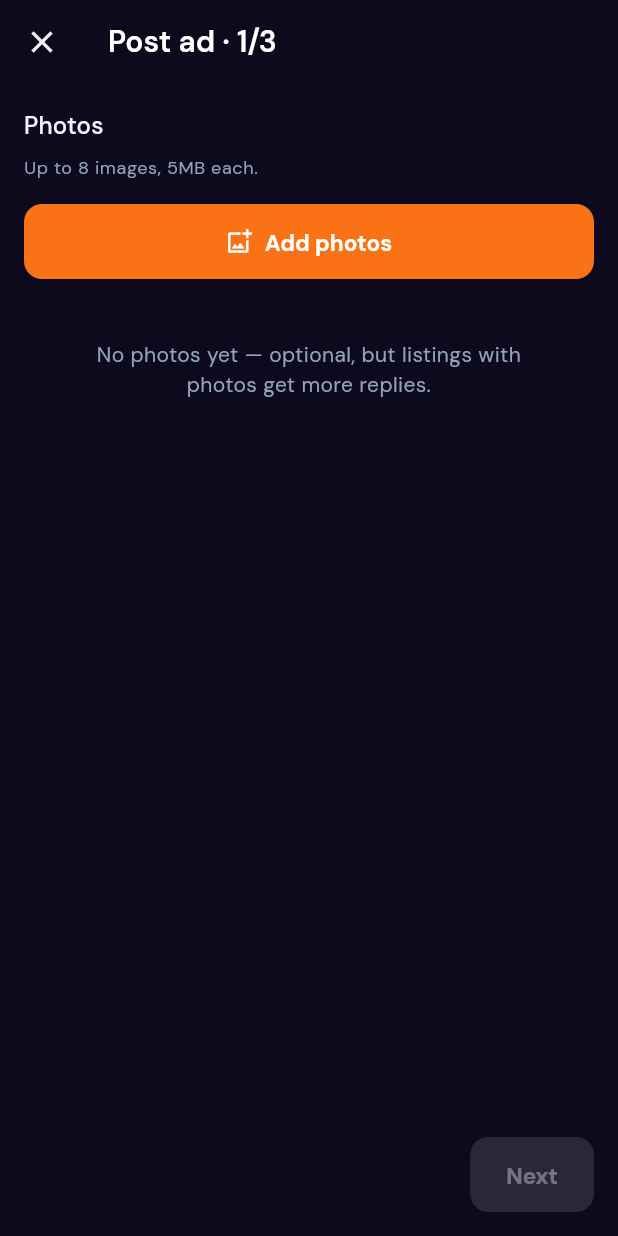
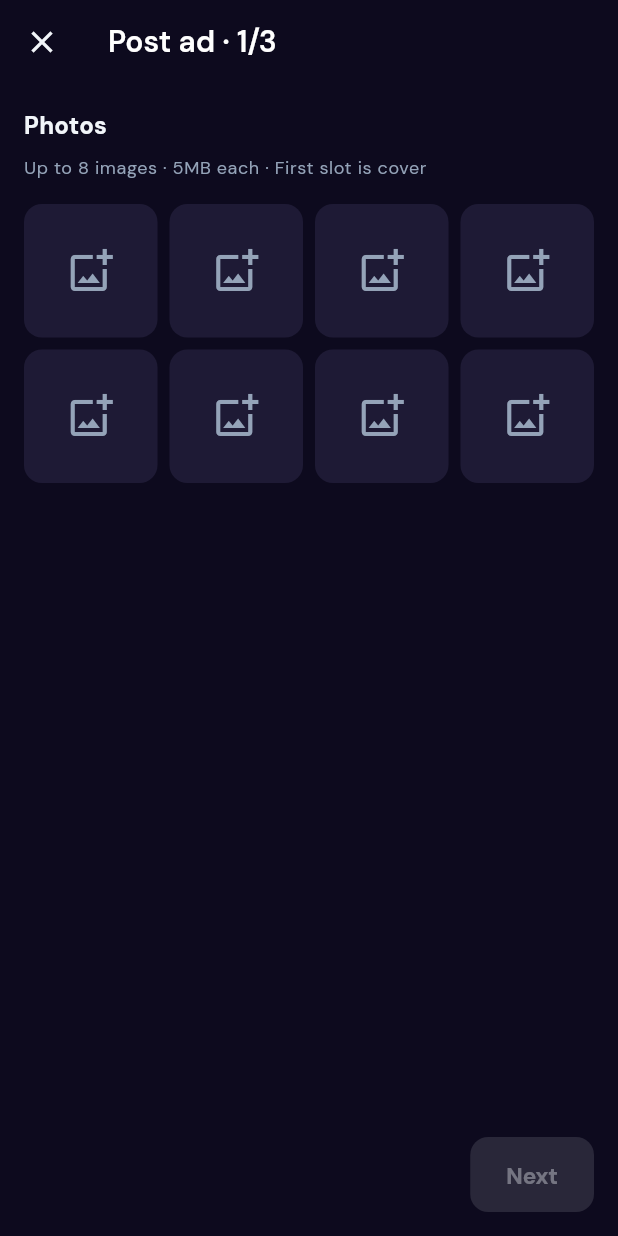
Before and after one commit to pmochoki/Nuvelo, a Flutter app: the PostAdScreen screen opened by its route, swiped to page 2, on a phone screen of 412 x 824 dp. Run offline on Flutter 3.47's test engine with Material 3 defaults, Android fonts, the phone set to English and light mode, and no system bars; our stand-ins replace cached_network_image, fl_chart, flutter_dotenv, flutter_svg, go_router, google_fonts and 7 more; missing offline and left inert: realtime_client; accounts and stored records are empty.

Commit message:
fix(mobile): post ad step 2 — 8-slot photos, Supabase uploads, permissions
- Add post_photos_screen with tappable slots, gallery/camera, cover label,
  5MB cap, per-slot upload progress, retry on failure
- Storage path listings/{folderTs}-{userId}/… via uploadListingPhoto(XFile)
- Wire createListing payload images from pre-uploaded URLs; block Next while uploading
- Add permission_handler + path; regenerate Windows plugin registrants

Made-with: Cursor

```diff
--- a/mobile/lib/screens/post/post_ad_screen.dart
+++ b/mobile/lib/screens/post/post_ad_screen.dart
@@ -1,19 +1,16 @@
-import 'dart:typed_data';
-
 import 'package:flutter/cupertino.dart';
 import 'package:flutter/material.dart';
 import 'package:go_router/go_router.dart';
-import 'package:image_picker/image_picker.dart';
 import 'package:nuvelo_marketplace/l10n/app_localizations.dart';
 
 import '../../core/constants.dart';
 import '../../core/supabase_client.dart';
 import '../../core/theme.dart';
 import '../../services/listings_service.dart';
-import '../../services/storage_service.dart';
 import '../../widgets/category_chip.dart';
 import '../../widgets/empty_state.dart';
 import '../../widgets/nuvelo_screen.dart';
+import 'post_photos_screen.dart';
 
 class PostAdScreen extends StatefulWidget {
   const PostAdScreen({super.key});
@@ -34,13 +31,20 @@ class _PostAdScreenState extends State<PostAdScreen> {
   String _location = 'Budapest';
   String _condition = 'used';
   final _svc = ListingsService();
-  final _picker = ImagePicker();
   bool _submitting = false;
 
   DateTime _availabilityDate = DateTime.now();
   Duration _contactTime = const Duration(hours: 9, minutes: 0);
 
-  final List<Uint8List> _imageBytes = [];
+  /// Folder segment for Supabase path `listings/{ts}-{userId}/…`.
+  String _listingPhotoFolderTs =
+      DateTime.now().millisecondsSinceEpoch.toString();
+
+  /// Bumps to reset [PostPhotosScreen] state after “Post another”.
+  int _photoSession = 0;
+
+  List<String> _photoUrls = [];
+  bool _photosUploading = false;
 
   @override
   void dispose() {
@@ -130,19 +134,6 @@ class _PostAdScreenState extends State<PostAdScreen> {
     );
   }
 
-  Future<void> _pickPhotos() async {
-    final files = await _picker.pickMultiImage(imageQuality: 85);
-    for (final x in files) {
-      final b = await x.readAsBytes();
-      if (b.length > 5 * 1024 * 1024) continue;
-      setState(() => _imageBytes.add(b));
-    }
-  }
-
-  void _removePhoto(int i) {
-    setState(() => _imageBytes.removeAt(i));
-  }
-
   Future<void> _submit(AppLocalizations L) async {
     final uid = supabase.auth.currentUser?.id;
     if (uid == null) return;
@@ -158,26 +149,14 @@ class _PostAdScreenState extends State<PostAdScreen> {
         'currency': 'HUF',
         'condition': _condition,
         'location': _location,
-        'images': <String>[],
+        'images': _photoUrls,
         'categoryFields': <String, dynamic>{
           'availabilityDate': _availabilityDate.toIso8601String(),
           'preferredContactMinutes':
               _contactTime.inMinutes.remainder(1440).toString(),
         },
       };
-      final id = await _svc.createListing(payload, userId: uid);
-      final urls = <String>[];
-      for (var i = 0; i < _imageBytes.length; i++) {
-        final url = await StorageService().uploadListingPhoto(
-          listingId: id,
-          filename: 'photo_$i.jpg',
-          bytes: _imageBytes[i],
-        );
-        urls.add(url);
-      }
-      if (urls.isNotEmpty && id.isNotEmpty) {
-        await _svc.updateListing(id, {'images': urls});
-      }
+      await _svc.createListing(payload, userId: uid);
       if (!mounted) return;
       showDialog<void>(
         context: context,
@@ -204,7 +183,10 @@ class _PostAdScreenState extends State<PostAdScreen> {
                   _title.clear();
                   _description.clear();
                   _price.clear();
-                  _imageBytes.clear();
+                  _photoUrls = [];
+                  _listingPhotoFolderTs =
+                      DateTime.now().millisecondsSinceEpoch.toString();
+                  _photoSession++;
                 });
                 _page.jumpToPage(0);
               },
@@ -286,7 +268,8 @@ class _PostAdScreenState extends State<PostAdScreen> {
                     ),
                     TextField(
                       controller: _description,
-                      decoration: const InputDecoration(labelText: 'Description'),
+                      decoration:
+                          const InputDecoration(labelText: 'Description'),
                       maxLines: 6,
                     ),
                     SwitchListTile(
@@ -308,7 +291,8 @@ class _PostAdScreenState extends State<PostAdScreen> {
                           .map((e) =>
                               DropdownMenuItem(value: e, child: Text(e)))
                           .toList(),
-                      onChanged: (v) => setState(() => _location = v ?? _location),
+                      onChanged: (v) =>
+                          setState(() => _location = v ?? _location),
                     ),
                     DropdownButtonFormField<String>(
                       initialValue: _condition,
@@ -342,70 +326,15 @@ class _PostAdScreenState extends State<PostAdScreen> {
                 ListView(
                   padding: const EdgeInsets.all(16),
                   children: [
-                    Text(
-                      'Photos',
-                      style: Theme.of(context).textTheme.titleMedium,
+                    PostPhotosScreen(
+                      key: ValueKey(_photoSession),
+                      userId: uid,
+                      folderTimestamp: _listingPhotoFolderTs,
+                      onUrlsChanged: (urls) =>
+                          setState(() => _photoUrls = urls),
+                      onUploadingChanged: (busy) =>
+                          setState(() => _photosUploading = busy),
                     ),
-                    const SizedBox(height: 8),
-                    Text(
-                      'Up to 8 images, 5MB each.',
-                      style: Theme.of(context).textTheme.bodySmall?.copyWith(
-                            color: NuveloColors.textMuted,
-                          ),
-                    ),
-                    const SizedBox(height: 16),
-                    FilledButton.icon(
-                      onPressed: _pickPhotos,
-                      icon: const Icon(Icons.add_photo_alternate_outlined),
-                      label: const Text('Add photos'),
-                    ),
-                    const SizedBox(height: 16),
-                    if (_imageBytes.isEmpty)
-                      Padding(
-                        padding: const EdgeInsets.all(24),
-                        child: Text(
-                          'No photos yet — optional, but listings with photos get more replies.',
-                          textAlign: TextAlign.center,
-                          style: Theme.of(context).textTheme.bodyMedium?.copyWith(
-                                color: NuveloColors.textMuted,
-                              ),
-                        ),
-                      )
-                    else
-                      GridView.builder(
-                        shrinkWrap: true,
-                        physics: const NeverScrollableScrollPhysics(),
-                        gridDelegate:
-                            const SliverGridDelegateWithFixedCrossAxisCount(
-                          crossAxisCount: 3,
-                          crossAxisSpacing: 8,
-                          mainAxisSpacing: 8,
-                        ),
-                        itemCount: _imageBytes.length,
-                        itemBuilder: (context, i) {
-                          return Stack(
-                            fit: StackFit.expand,
-                            children: [
-                              ClipRRect(
-                                borderRadius: BorderRadius.circular(10),
-                                child: Image.memory(
-                                  _imageBytes[i],
-                                  fit: BoxFit.cover,
-                                ),
-                              ),
-                              Positioned(
-                                top: 4,
-                                right: 4,
-                                child: IconButton.filledTonal(
-                                  iconSize: 20,
-                                  onPressed: () => _removePhoto(i),
-                                  icon: const Icon(Icons.close),
-                                ),
-                              ),
-                            ],
-                          );
-                        },
-                      ),
                   ],
                 ),
                 ListView(
@@ -418,8 +347,33 @@ class _PostAdScreenState extends State<PostAdScreen> {
                     const SizedBox(height: 8),
                     Text(_description.text),
                     const SizedBox(height: 16),
+                    if (_photoUrls.isNotEmpty)
+                      SizedBox(
+                        height: 96,
+                        child: ListView.separated(
+                          scrollDirection: Axis.horizontal,
+                          itemCount: _photoUrls.length,
+                          separatorBuilder: (_, __) =>
+                              const SizedBox(width: 8),
+                          itemBuilder: (context, i) {
+                            return ClipRRect(
+                              borderRadius: BorderRadius.circular(10),
+                              child: AspectRatio(
+                                aspectRatio: 1,
+                                child: Image.network(
+                                  _photoUrls[i],
+                                  fit: BoxFit.cover,
+                                  errorBuilder: (_, __, ___) =>
+                                      ColoredBox(color: NuveloColors.deepCard),
+                                ),
+                              ),
+                            );
+                          },
+                        ),
+                      ),
+                    if (_photoUrls.isNotEmpty) const SizedBox(height: 12),
                     Text(
-                      '${_imageBytes.length} photo(s) · ${_availabilityDate.toIso8601String().split('T').first}',
+                      '${_photoUrls.length} photo(s) · ${_availabilityDate.toIso8601String().split('T').first}',
                       style: Theme.of(context).textTheme.bodySmall?.copyWith(
                             color: NuveloColors.textMuted,
                           ),
@@ -453,7 +407,7 @@ class _PostAdScreenState extends State<PostAdScreen> {
                 const Spacer(),
                 if (_step < 2)
                   FilledButton(
-                    onPressed: !_validStep0 && _step == 0
+                    onPressed: !_canGoNext()
                         ? null
                         : () {
                             _page.nextPage(
@@ -471,4 +425,10 @@ class _PostAdScreenState extends State<PostAdScreen> {
       ),
     );
   }
+
+  bool _canGoNext() {
+    if (_step == 0) return _validStep0;
+    if (_step == 1) return !_photosUploading;
+    return true;
+  }
 }
--- /dev/null
+++ b/mobile/lib/screens/post/post_photos_screen.dart
@@ -0,0 +1,297 @@
+import 'dart:typed_data';
+
+import 'package:flutter/material.dart';
+import 'package:image_picker/image_picker.dart';
+import 'package:permission_handler/permission_handler.dart';
+
+import '../../core/theme.dart';
+import '../../services/storage_service.dart';
+
+/// Eight fixed slots for listing photos: slot 0 is cover. Max 8 images, 5MB each.
+/// Uploads to Supabase `listings-images` under `listings/{timestamp}-{userId}/…`.
+class PostPhotosScreen extends StatefulWidget {
+  const PostPhotosScreen({
+    super.key,
+    required this.userId,
+    required this.folderTimestamp,
+    required this.onUrlsChanged,
+    this.onUploadingChanged,
+  });
+
+  final String userId;
+  /// Single session folder key (e.g. milliseconds since epoch) for all uploads.
+  final String folderTimestamp;
+  final ValueChanged<List<String>> onUrlsChanged;
+  final ValueChanged<bool>? onUploadingChanged;
+
+  @override
+  State<PostPhotosScreen> createState() => _PostPhotosScreenState();
+}
+
+class _Slot {
+  Uint8List? preview;
+  String? url;
+  bool uploading = false;
+  bool error = false;
+}
+
+class _PostPhotosScreenState extends State<PostPhotosScreen> {
+  final ImagePicker _picker = ImagePicker();
+  final StorageService _storage = StorageService();
+  final List<_Slot> _slots = List.generate(8, (_) => _Slot());
+
+  List<String> get _urls =>
+      _slots.map((s) => s.url).whereType<String>().toList();
+
+  void _notifyUrls() {
+    widget.onUrlsChanged(_urls);
+  }
+
+  void _notifyUploading() {
+    final busy = _slots.any((s) => s.uploading);
+    widget.onUploadingChanged?.call(busy);
+  }
+
+  Future<bool> _ensurePermissions(ImageSource source) async {
+    if (source == ImageSource.camera) {
+      final s = await Permission.camera.request();
+      if (!s.isGranted) {
+        if (mounted) {
+          ScaffoldMessenger.of(context).showSnackBar(
+            const SnackBar(content: Text('Camera permission is required')),
+          );
+        }
+        return false;
+      }
+      return true;
+    }
+    final photos = await Permission.photos.request();
+    if (photos.isGranted) return true;
+    final storage = await Permission.storage.request();
+    if (storage.isGranted) return true;
+    if (mounted) {
+      ScaffoldMessenger.of(context).showSnackBar(
+        const SnackBar(
+          content: Text('Photo library permission is required'),
+        ),
+      );
+    }
+    return false;
+  }
+
+  Future<void> _pickForSlot(int index, ImageSource source) async {
+    if (!await _ensurePermissions(source)) return;
+
+    final x = await _picker.pickImage(
+      source: source,
+      imageQuality: 85,
+      maxWidth: 4096,
+      maxHeight: 4096,
+    );
+    if (x == null) return;
+
+    final bytes = await x.readAsBytes();
+    if (bytes.length > 5 * 1024 * 1024) {
+      if (mounted) {
+        ScaffoldMessenger.of(context).showSnackBar(
+          const SnackBar(content: Text('Image must be 5MB or smaller')),
+        );
+      }
+      return;
+    }
+
+    setState(() {
+      _slots[index].preview = bytes;
+      _slots[index].error = false;
+      _slots[index].uploading = true;
+      _slots[index].url = null;
+    });
+    _notifyUploading();
+
+    try {
+      final url = await _storage.uploadListingPhoto(
+        file: x,
+        userId: widget.userId,
+        folderTimestamp: widget.folderTimestamp,
+      );
+      if (!mounted) return;
+      setState(() {
+        _slots[index].url = url;
+        _slots[index].uploading = false;
+      });
+      _notifyUrls();
+    } catch (e) {
+      if (!mounted) return;
+      setState(() {
+        _slots[index].uploading = false;
+        _slots[index].error = true;
+        _slots[index].preview = null;
+        _slots[index].url = null;
+      });
+      ScaffoldMessenger.of(context).showSnackBar(
+        SnackBar(content: Text('Upload failed — tap slot to retry')),
+      );
+      _notifyUrls();
+    } finally {
+      _notifyUploading();
+    }
+  }
+
+  Future<void> _openSlotPicker(int index) async {
+    final choice = await showModalBottomSheet<ImageSource>(
+      context: context,
+      backgroundColor: NuveloColors.cardBg,
+      builder: (ctx) => SafeArea(
+        child: Column(
+          mainAxisSize: MainAxisSize.min,
+          children: [
+            ListTile(
+              leading: const Icon(Icons.photo_library_outlined),
+              title: const Text('Gallery'),
+              onTap: () => Navigator.pop(ctx, ImageSource.gallery),
+            ),
+            ListTile(
+              leading: const Icon(Icons.photo_camera_outlined),
+              title: const Text('Camera'),
+              onTap: () => Navigator.pop(ctx, ImageSource.camera),
+            ),
+          ],
+        ),
+      ),
+    );
+    if (choice != null) await _pickForSlot(index, choice);
+  }
+
+  void _clearSlot(int index) {
+    setState(() {
+      _slots[index] = _Slot();
+    });
+    _notifyUrls();
+  }
+
+  @override
+  void initState() {
+    super.initState();
+    WidgetsBinding.instance.addPostFrameCallback((_) {
+      _notifyUrls();
+      _notifyUploading();
+    });
+  }
+
+  @override
+  Widget build(BuildContext context) {
+    return Column(
+      crossAxisAlignment: CrossAxisAlignment.stretch,
+      children: [
+        Text(
+          'Photos',
+          style: Theme.of(context).textTheme.titleMedium?.copyWith(
+                fontWeight: FontWeight.w800,
+              ),
+        ),
+        const SizedBox(height: 8),
+        Text(
+          'Up to 8 images · 5MB each · First slot is cover',
+          style: Theme.of(context).textTheme.bodySmall?.copyWith(
+                color: NuveloColors.textMuted,
+              ),
+        ),
+        const SizedBox(height: 16),
+        GridView.builder(
+          shrinkWrap: true,
+          physics: const NeverScrollableScrollPhysics(),
+          itemCount: 8,
+          gridDelegate: const SliverGridDelegateWithFixedCrossAxisCount(
+            crossAxisCount: 4,
+            crossAxisSpacing: 8,
+            mainAxisSpacing: 8,
+            childAspectRatio: 1,
+          ),
+          itemBuilder: (context, index) {
+            final s = _slots[index];
+            return Material(
+              color: NuveloColors.deepCard,
+              borderRadius: BorderRadius.circular(12),
+              clipBehavior: Clip.antiAlias,
+              child: InkWell(
+                onTap: s.uploading ? null : () => _openSlotPicker(index),
+                child: Stack(
+                  fit: StackFit.expand,
+                  children: [
+                    if (s.preview != null && s.preview!.isNotEmpty)
+                      Image.memory(
+                        s.preview!,
+                        fit: BoxFit.cover,
+                      )
+                    else if (s.error)
+                      Center(
+                        child: Icon(
+                          Icons.refresh,
+                          color: NuveloColors.primaryOrange,
+                          size: 36,
+                        ),
+                      )
+                    else
+                      Icon(
+                        Icons.add_photo_alternate_outlined,
+                        color: NuveloColors.textMuted,
+                        size: 32,
+                      ),
+                    if (index == 0 &&
+                        ((s.preview != null && s.preview!.isNotEmpty) ||
+                            s.url != null))
+                      Positioned(
+                        left: 6,
+                        top: 6,
+                        child: Container(
+                          padding: const EdgeInsets.symmetric(
+                              horizontal: 6, vertical: 2),
+                          decoration: BoxDecoration(
+                            color: NuveloColors.primaryOrange,
+                            borderRadius: BorderRadius.circular(6),
+                          ),
+                          child: Text(
+                            'Cover',
+                            style: Theme.of(context).textTheme.labelSmall?.copyWith(
+                                  color: Colors.white,
+                                  fontWeight: FontWeight.w700,
+                                ),
+                          ),
+                        ),
+                      ),
+                    if (s.uploading)
+                      Container(
+                        color: NuveloColors.darkNavy.withValues(alpha: 0.55),
+                        child: const Center(
+                          child: SizedBox(
+                            height: 32,
+                            width: 32,
+                            child: CircularProgressIndicator(strokeWidth: 2),
+                          ),
+                        ),
+                      ),
+                    if (s.preview != null && !s.uploading && s.url != null)
+                      Positioned(
+                        top: 4,
+                        right: 4,
+                        child: IconButton(
+                          visualDensity: VisualDensity.compact,
+                          style: IconButton.styleFrom(
+                            backgroundColor:
+                                NuveloColors.darkNavy.withValues(alpha: 0.75),
+                          ),
+                          iconSize: 18,
+                          icon: const Icon(Icons.close, color: Colors.white),
+                          onPressed: () => _clearSlot(index),
+                        ),
+                      ),
+                  ],
+                ),
+              ),
+            );
+          },
+        ),
+      ],
+    );
+  }
+}
--- a/mobile/pubspec.yaml
+++ b/mobile/pubspec.yaml
@@ -30,6 +30,8 @@ dependencies:
   fl_chart: ^0.69.0
   collection: ^1.18.0
   provider: ^6.1.2
+  permission_handler: ^11.3.1
+  path: ^1.9.0
 
 dev_dependencies:
   flutter_test:
```
Also changed, not shown: mobile/lib/services/storage_service.dart (+30 -9 lines), mobile/pubspec.lock, 2 other files.
